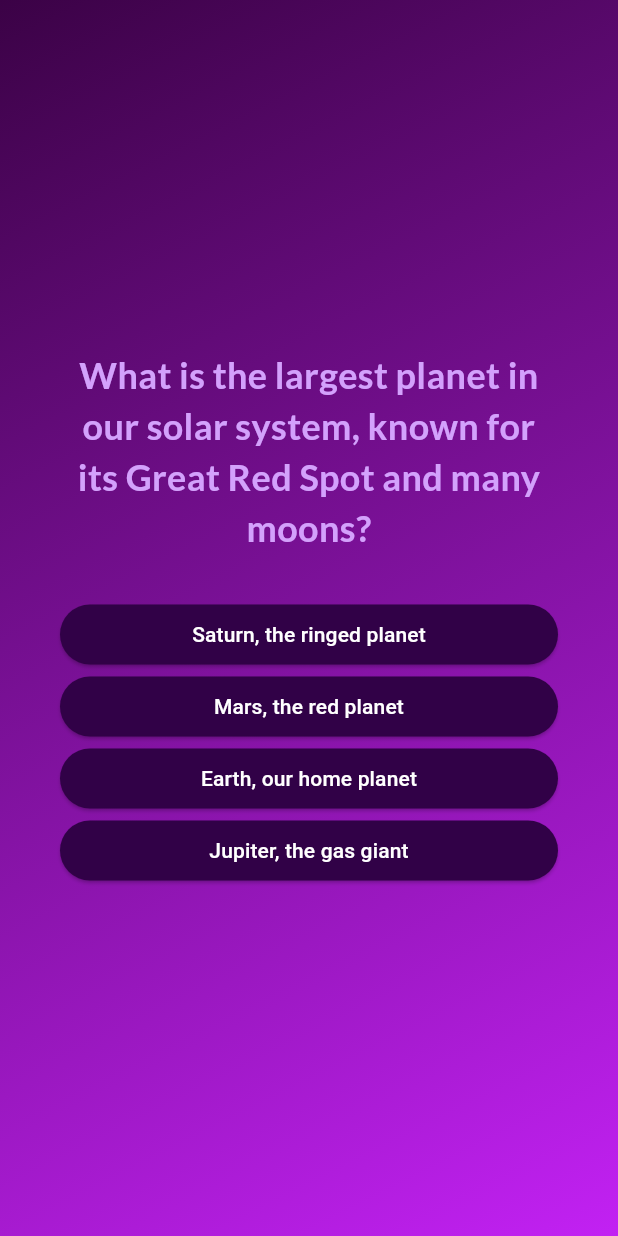
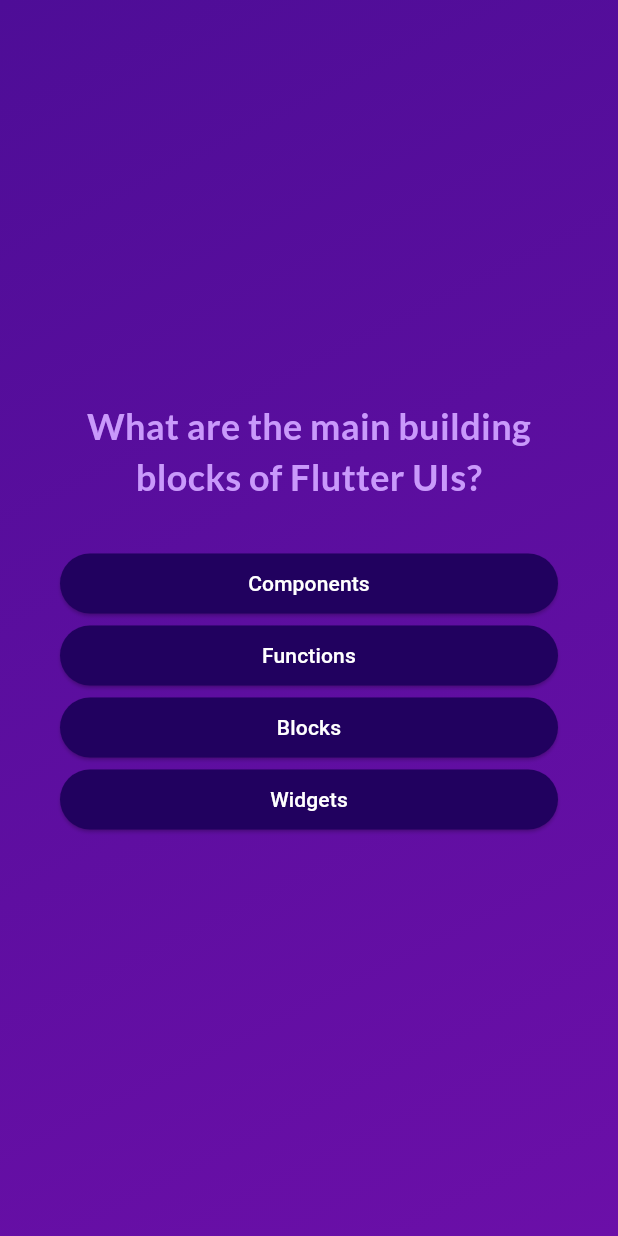
Before and after one commit to Rujalrambo/Quiz_game, a Flutter app: the screen it shows after launch, after a tap on "Start Quiz", on a phone screen of 412 x 824 dp. Run offline on Flutter 3.47's test engine with Material 3 defaults, Android fonts, the phone set to English and light mode, and no system bars; our stand-ins replace google_fonts.

Commit message:
debugging issues

```diff
--- a/lib/answer_button.dart
+++ b/lib/answer_button.dart
@@ -15,12 +15,20 @@ class AnswerButton extends StatelessWidget {
     return ElevatedButton(
       onPressed: onTap,
       style: ElevatedButton.styleFrom(
-        backgroundColor: const Color.fromARGB(255, 49, 1, 71),
+        padding: const EdgeInsets.symmetric(
+          vertical: 10,
+          horizontal: 40,
+        ),
+        backgroundColor: const Color.fromARGB(255, 33, 1, 95),
         foregroundColor: Colors.white,
-        shape: RoundedRectangleBorder(borderRadius: BorderRadius.circular(40)),
-        padding: const EdgeInsets.symmetric(horizontal: 30, vertical: 10),
+        shape: RoundedRectangleBorder(
+          borderRadius: BorderRadius.circular(40),
+        ),
       ),
-      child: Text(answerText, textAlign: TextAlign.center),
+      child: Text(
+        answerText,
+        textAlign: TextAlign.center,
+      ),
     );
   }
 }
--- a/lib/data/questions.dart
+++ b/lib/data/questions.dart
@@ -2,39 +2,54 @@ import 'package:adv_basics/models/quiz_question.dart';
 
 const questions = [
   QuizQuestion(
-    'What is the largest planet in our solar system, known for its Great Red Spot and many moons?',
+    'What are the main building blocks of Flutter UIs?',
     [
-      'Jupiter, the gas giant',
-      'Saturn, the ringed planet',
-      'Earth, our home planet',
-      'Mars, the red planet',
+      'Widgets',
+      'Components',
+      'Blocks',
+      'Functions',
+    ],
+  ),
+  QuizQuestion('How are Flutter UIs built?', [
+    'By combining widgets in code',
+    'By combining widgets in a visual editor',
+    'By defining widgets in config files',
+    'By using XCode for iOS and Android Studio for Android',
+  ]),
+  QuizQuestion(
+    'What\'s the purpose of a StatefulWidget?',
+    [
+      'Update UI as data changes',
+      'Update data as UI changes',
+      'Ignore data changes',
+      'Render UI that does not depend on data',
     ],
   ),
   QuizQuestion(
-    'What is the smallest continent by land area, known for its unique wildlife and the Great Barrier Reef?',
+    'Which widget should you try to use more often: StatelessWidget or StatefulWidget?',
     [
-      'Australia, the island continent',
-      'Europe, the cultural hub',
-      'Antarctica, the icy wilderness',
-      'South America, the diverse continent',
+      'StatelessWidget',
+      'StatefulWidget',
+      'Both are equally good',
+      'None of the above',
     ],
   ),
   QuizQuestion(
-    'What is the chemical symbol for water, a compound essential for all known forms of life?',
+    'What happens if you change data in a StatelessWidget?',
     [
-      'H2O, dihydrogen monoxide',
-      'O2, molecular oxygen',
-      'CO2, carbon dioxide',
-      'H2, molecular hydrogen',
+      'The UI is not updated',
+      'The UI is updated',
+      'The closest StatefulWidget is updated',
+      'Any nested StatefulWidgets are updated',
     ],
   ),
   QuizQuestion(
-    'Who wrote the famous play "Romeo and Juliet", a tragic love story set in Verona?',
+    'How should you update data inside of StatefulWidgets?',
     [
-      'William Shakespeare, the Bard of Avon',
-      'Charles Dickens, the Victorian novelist',
-      'Mark Twain, the American humorist',
-      'Jane Austen, the English novelist',
+      'By calling setState()',
+      'By calling updateData()',
+      'By calling updateUI()',
+      'By calling updateState()',
     ],
   ),
 ];
--- a/lib/main.dart
+++ b/lib/main.dart
@@ -1,5 +1,6 @@
+import 'package:flutter/material.dart';
+
 import 'package:adv_basics/quiz.dart';
-import 'package:flutter/material.dart';
 
 void main() {
   runApp(const Quiz());
--- a/lib/questions_screen.dart
+++ b/lib/questions_screen.dart
@@ -1,10 +1,14 @@
 import 'package:flutter/material.dart';
 import 'package:google_fonts/google_fonts.dart';
+
 import 'package:adv_basics/answer_button.dart';
 import 'package:adv_basics/data/questions.dart';
 
 class QuestionsScreen extends StatefulWidget {
-  const QuestionsScreen({super.key, required this.onSelectAnswer});
+  const QuestionsScreen({
+    super.key,
+    required this.onSelectAnswer,
+  });
 
   final void Function(String answer) onSelectAnswer;
 
@@ -17,22 +21,23 @@ class QuestionsScreen extends StatefulWidget {
 class _QuestionsScreenState extends State<QuestionsScreen> {
   var currentQuestionIndex = 0;
 
-  void answerQuestion(String answer) {
-    widget.onSelectAnswer(answer);
+  void answerQuestion(String selectedAnswer) {
+    widget.onSelectAnswer(selectedAnswer);
+    // currentQuestionIndex = currentQuestionIndex + 1;
+    // currentQuestionIndex += 1;
     setState(() {
-      currentQuestionIndex++;
+      currentQuestionIndex++; // increments the value by 1
     });
   }
 
   @override
-  Widget build(content) {
+  Widget build(context) {
     final currentQuestion = questions[currentQuestionIndex];
 
     return SizedBox(
       width: double.infinity,
-
       child: Container(
-        margin: EdgeInsets.all(40),
+        margin: const EdgeInsets.all(40),
         child: Column(
           mainAxisAlignment: MainAxisAlignment.center,
           crossAxisAlignment: CrossAxisAlignment.stretch,
@@ -40,7 +45,7 @@ class _QuestionsScreenState extends State<QuestionsScreen> {
             Text(
               currentQuestion.text,
               style: GoogleFonts.lato(
-                color: const Color.fromARGB(255, 211, 161, 252),
+                color: const Color.fromARGB(255, 201, 153, 251),
                 fontSize: 24,
                 fontWeight: FontWeight.bold,
               ),
@@ -54,48 +59,10 @@ class _QuestionsScreenState extends State<QuestionsScreen> {
                   answerQuestion(answer);
                 },
               );
-            }),
+            })
           ],
         ),
       ),
     );
   }
 }
-
-
-// Center(
-//       child: Column(
-//         mainAxisSize: MainAxisSize.min,
-//         children: [
-//           Text(
-//             'Learn Flutter Widgets',
-//             style: TextStyle(color: Colors.white, fontSize: 30),
-//           ),
-//           SizedBox(height: 30),
-//           OutlinedButton.icon(
-//             onPressed: () {},
-//             style: OutlinedButton.styleFrom(foregroundColor: Colors.white),
-//             icon: Icon(Icons.arrow_right_alt, color: Colors.white),
-//             label: const Text('1st Question'),
-//           ),
-//           OutlinedButton.icon(
-//             onPressed: () {},
-//             style: OutlinedButton.styleFrom(foregroundColor: Colors.white),
-//             icon: Icon(Icons.arrow_right_alt, color: Colors.white),
-//             label: const Text('2nd Question'),
-//           ),
-//           OutlinedButton.icon(
-//             onPressed: () {},
-//             style: OutlinedButton.styleFrom(foregroundColor: Colors.white),
-//             icon: Icon(Icons.arrow_right_alt, color: Colors.white),
-//             label: const Text('3rd Question'),
-//           ),
-//           OutlinedButton.icon(
-//             onPressed: () {},
-//             style: OutlinedButton.styleFrom(foregroundColor: Colors.white),
-//             icon: Icon(Icons.arrow_right_alt, color: Colors.white),
-//             label: const Text('4th Question'),
-//           ),
-//         ],
-//       ),
-//     );
--- a/lib/questions_summary/question_identifier.dart
+++ b/lib/questions_summary/question_identifier.dart
@@ -14,20 +14,20 @@ class QuestionIdentifier extends StatelessWidget {
   Widget build(BuildContext context) {
     final questionNumber = questionIndex + 1;
     return Container(
-      width: 30, // Adjust the size of the circle
+      width: 30,
       height: 30,
       alignment: Alignment.center,
       decoration: BoxDecoration(
-        color: isCorrectAnswer ? Colors.green : Colors.red,
+        color: isCorrectAnswer
+            ? const Color.fromARGB(255, 150, 198, 241)
+            : const Color.fromARGB(255, 249, 133, 241),
         borderRadius: BorderRadius.circular(100),
       ),
-
       child: Text(
         questionNumber.toString(),
         style: const TextStyle(
           fontWeight: FontWeight.bold,
-          fontSize: 16,
-          color: Colors.black, // Text color inside the circle
+          color: Color.fromARGB(255, 22, 2, 56),
         ),
       ),
     );
--- a/lib/quiz.dart
+++ b/lib/quiz.dart
@@ -1,8 +1,9 @@
+import 'package:flutter/material.dart';
+
+import 'package:adv_basics/start_screen.dart';
+import 'package:adv_basics/questions_screen.dart';
 import 'package:adv_basics/data/questions.dart';
-import 'package:adv_basics/questions_screen.dart';
 import 'package:adv_basics/results_screen.dart';
-import 'package:flutter/material.dart';
-import 'start_screen.dart';
 
 class Quiz extends StatefulWidget {
   const Quiz({super.key});
@@ -17,13 +18,13 @@ class _QuizState extends State<Quiz> {
   List<String> selectedAnswers = [];
   var activeScreen = 'start-screen';
 
-  void switchScreen() {
+  void _switchScreen() {
     setState(() {
       activeScreen = 'questions-screen';
     });
   }
 
-  void chooseAnswer(String answer) {
+  void _chooseAnswer(String answer) {
     selectedAnswers.add(answer);
 
     if (selectedAnswers.length == questions.length) {
@@ -42,15 +43,15 @@ class _QuizState extends State<Quiz> {
 
   @override
   Widget build(context) {
-    Widget screenWidget = StartScreen(switchScreen);
+    Widget screenWidget = StartScreen(_switchScreen);
 
     if (activeScreen == 'questions-screen') {
-      screenWidget = QuestionsScreen(onSelectAnswer: chooseAnswer);
+      screenWidget = QuestionsScreen(onSelectAnswer: _chooseAnswer);
     }
 
     if (activeScreen == 'results-screen') {
       screenWidget = ResultsScreen(
-        choosenAnswers: selectedAnswers,
+        chosenAnswers: selectedAnswers,
         onRestart: restartQuiz,
       );
     }
@@ -60,12 +61,12 @@ class _QuizState extends State<Quiz> {
         body: Container(
           decoration: const BoxDecoration(
             gradient: LinearGradient(
+              colors: [
+                Color.fromARGB(255, 78, 13, 151),
+                Color.fromARGB(255, 107, 15, 168),
+              ],
               begin: Alignment.topLeft,
               end: Alignment.bottomRight,
-              colors: [
-                Color.fromARGB(255, 59, 2, 70),
-                Color.fromARGB(255, 194, 33, 243),
-              ],
             ),
           ),
           child: screenWidget,
@@ -74,7 +75,3 @@ class _QuizState extends State<Quiz> {
     );
   }
 }
-
-              // activeScreen == 'start-screen'
-              //     ? StartScreen(switchScreen)
-              //     : const QuestionsScreen(), // Ensure StartScreen is imported
--- a/lib/start_screen.dart
+++ b/lib/start_screen.dart
@@ -1,5 +1,4 @@
-// import 'package:adv_basics/questions_screen.dart';
-import 'package:flutter/material.dart ';
+import 'package:flutter/material.dart';
 import 'package:google_fonts/google_fonts.dart';
 
 class StartScreen extends StatelessWidget {
@@ -13,40 +12,37 @@ class StartScreen extends StatelessWidget {
       child: Column(
         mainAxisSize: MainAxisSize.min,
         children: [
-          // Opacity(
-          //   opacity: 0.5,
-          //   child: Image.asset('assets/images/quiz-logo.png', width: 300),
-          // ),
           Image.asset(
             'assets/images/quiz-logo.png',
             width: 300,
             color: const Color.fromARGB(150, 255, 255, 255),
           ),
-          SizedBox(height: 80),
+          // Opacity(
+          //   opacity: 0.6,
+          //   child: Image.asset(
+          //     'assets/images/quiz-logo.png',
+          //     width: 300,
+          //   ),
+          // ),
+          const SizedBox(height: 80),
           Text(
-            'Learn Flutter WIdgets',
+            'Learn Flutter the fun way!',
             style: GoogleFonts.lato(
-              color: const Color.fromARGB(255, 211, 161, 252),
-              fontSize: 30,
-              fontWeight: FontWeight.bold,
+              color: const Color.fromARGB(255, 237, 223, 252),
+              fontSize: 24,
             ),
           ),
-          SizedBox(height: 30),
+          const SizedBox(height: 30),
           OutlinedButton.icon(
             onPressed: startQuiz,
-            style: OutlinedButton.styleFrom(foregroundColor: Colors.white),
-            icon: Icon(Icons.arrow_right_alt, color: Colors.white),
+            style: OutlinedButton.styleFrom(
+              foregroundColor: Colors.white,
+            ),
+            icon: const Icon(Icons.arrow_right_alt),
             label: const Text('Start Quiz'),
-          ),
+          )
         ],
       ),
     );
   }
 }
-
-              // Navigator.push(
-              //   context,
-              //   MaterialPageRoute(
-              //     builder: (context) => const QuestionsScreen(),
-              //   ),
-              // );
```
Also changed, not shown: lib/questions_summary/questions_summary.dart (+7 -5 lines), lib/questions_summary/summary_item.dart (+9 -18 lines), lib/results_screen.dart (+35 -28 lines).
